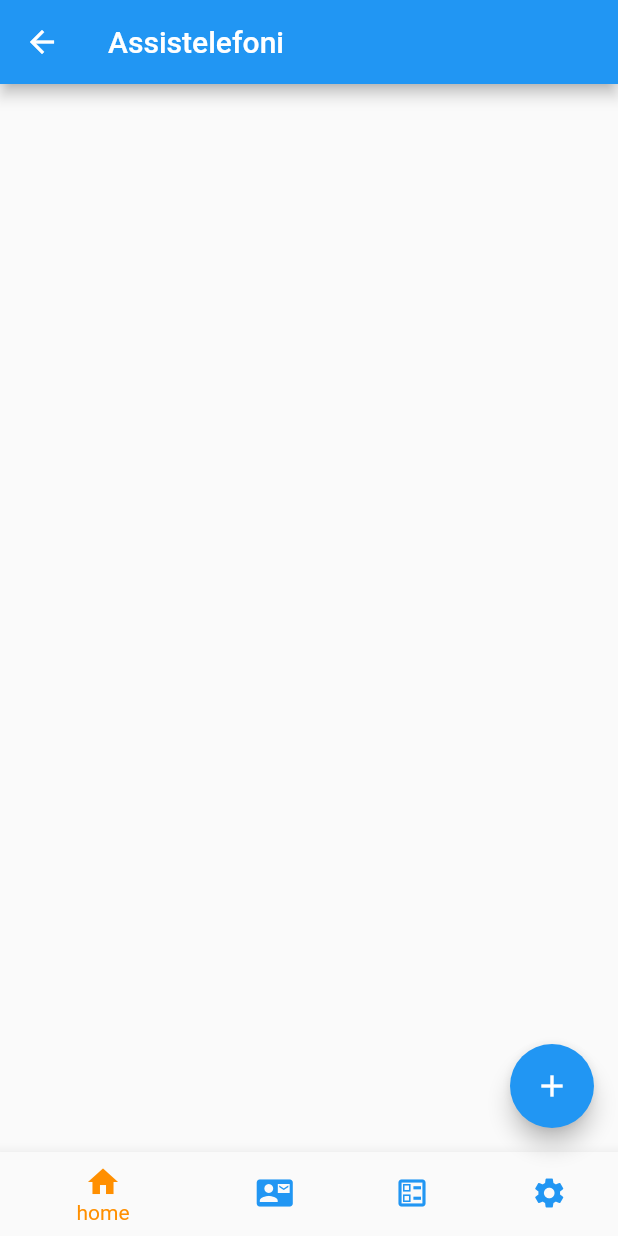
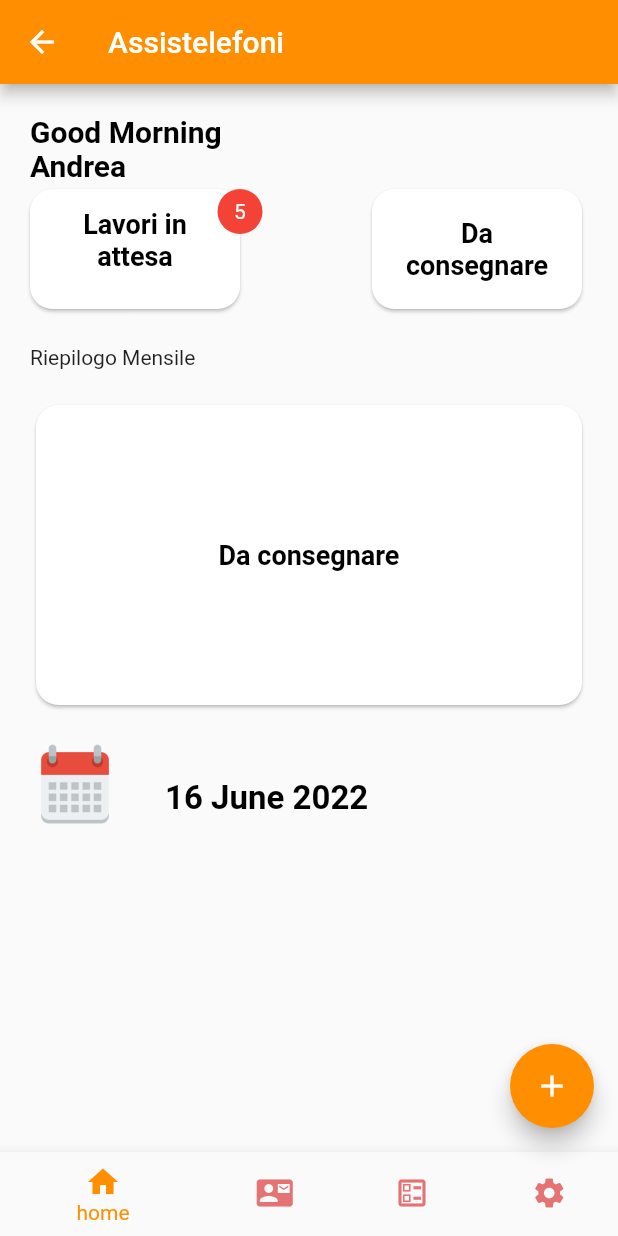
Before and after one commit to 4ndr3w39/assistelefoni, a Flutter app: the MainPage screen opened directly, on a phone screen of 412 x 824 dp. Run offline on Flutter 3.47's test engine with Material 2 defaults, Android fonts, the phone set to English and light mode, and no system bars; missing offline and left inert: dart:ffi.

Commit message:
fix home

```diff
--- /dev/null
+++ b/lib/components/calendarDate.dart
@@ -0,0 +1,39 @@
+import 'package:flutter/material.dart';
+
+class CalendarDate extends StatelessWidget {
+  final String currentDate;
+  CalendarDate(this.currentDate, {Key? key}) : super(key: key);
+
+  @override
+  Widget build(BuildContext context) {
+    return Container(
+      margin: const EdgeInsets.only(top: 20),
+      child: Row(
+        mainAxisAlignment: MainAxisAlignment.start,
+        crossAxisAlignment: CrossAxisAlignment.center,
+        children: <Widget>[
+          Column(
+            children: <Widget>[
+              Align(
+                child: Image.asset(
+                  'assets/images/calendar-icon.png',
+                  width: 60,
+                ),
+              )
+            ],
+          ),
+          Padding(
+            padding: const EdgeInsets.only(left: 30, top: 16),
+            child: Text(
+              currentDate,
+              style: const TextStyle(
+                  color: Colors.black,
+                  fontWeight: FontWeight.bold,
+                  fontSize: 22),
+            ),
+          )
+        ],
+      ),
+    );
+  }
+}
--- a/lib/main.dart
+++ b/lib/main.dart
@@ -62,6 +62,7 @@ class _MainPageState extends State<MainPage> {
     // than having to individually change instances of widgets.
     return Scaffold(
       appBar: AppBar(
+        backgroundColor: Colors.amber[800],
         title: const Text('Assistelefoni'),
         // Here we take the value from the MainPage object that was created by
         // the App.build method, and use it to set our appbar title.
@@ -107,7 +108,7 @@ class _MainPageState extends State<MainPage> {
       bottomNavigationBar: BottomNavigationBar(
         type: BottomNavigationBarType.shifting,
         selectedItemColor: Colors.amber[800],
-        unselectedItemColor: Colors.blue,
+        unselectedItemColor: Colors.red[300],
         currentIndex: _selectedIndex,
         onTap: _onItemTapped,
         items: const <BottomNavigationBarItem>[
@@ -140,6 +141,7 @@ class _MainPageState extends State<MainPage> {
                 );
               },
               child: const Icon(Icons.add),
+              backgroundColor: Colors.amber[800],
             )
           : null,
     );
--- a/lib/routes/home.dart
+++ b/lib/routes/home.dart
@@ -1,5 +1,6 @@
 import 'package:flutter/material.dart';
-import 'package:http/http.dart' as http;
+import 'package:intl/intl.dart';
+import 'package:my_app/components/calendarDate.dart';
 
 class Home extends StatefulWidget {
   const Home({Key? key}) : super(key: key);
@@ -8,18 +9,175 @@ class Home extends StatefulWidget {
   _CharacterListState createState() => _CharacterListState();
 }
 
+String greetingMessage() {
+  var timeNow = DateTime.now().hour;
+
+  if (timeNow <= 11.59) {
+    return 'Good Morning';
+  } else if (timeNow > 12 && timeNow <= 16) {
+    return 'Good Afternoon';
+  } else if (timeNow > 16 && timeNow < 20) {
+    return 'Good Evening';
+  } else {
+    return 'Good Night';
+  }
+}
+
+getCurrentDate() {
+  var dateN = (DateFormat('d MMMM y').format(DateTime.now()));
+  return dateN.toString();
+}
+
 class _CharacterListState extends State<Home> {
+  var hour = DateTime.now().hour;
+  var time = DateTime.now().hour;
   @override
   Widget build(BuildContext context) {
-    return const Scaffold(
-      // appBar: AppBar(
-      //   title: const Text('Home'),
-      // ),
-      body: Center(
-
-          // child: printIfIsLogged(),
+    return Padding(
+      padding: const EdgeInsets.all(20),
+      child: Column(
+        crossAxisAlignment: CrossAxisAlignment.start,
+        mainAxisAlignment: MainAxisAlignment.start,
+        children: <Widget>[
+          Align(
+            alignment: Alignment.topLeft,
+            child: Text(
+              greetingMessage(),
+              style: const TextStyle(
+                  color: Colors.black,
+                  fontWeight: FontWeight.bold,
+                  fontSize: 20),
+            ),
           ),
-      // bottomNavigationBar: const BottomAppBar(),
+          const Text(
+            'Andrea',
+            style: TextStyle(
+                color: Colors.black, fontWeight: FontWeight.bold, fontSize: 20),
+          ),
+          Row(
+            mainAxisAlignment: MainAxisAlignment.spaceBetween,
+            children: <Widget>[
+              Stack(
+                children: <Widget>[
+                  Card(
+                    margin: const EdgeInsets.only(right: 20),
+                    elevation: 1,
+                    shape: RoundedRectangleBorder(
+                      borderRadius: BorderRadius.circular(15.0),
+                    ),
+                    child: const SizedBox(
+                      width: 140,
+                      height: 80,
+                      child: Padding(
+                        padding: EdgeInsets.all(13),
+                        child: Text(
+                          'Lavori in attesa',
+                          textAlign: TextAlign.center,
+                          style: TextStyle(
+                              color: Colors.black,
+                              fontWeight: FontWeight.bold,
+                              fontSize: 18),
+                        ),
+                      ),
+                    ),
+                  ),
+                  Positioned(
+                    right: 5.0,
+                    top: 0,
+                    child: Container(
+                      width: 30.0,
+                      height: 30.0,
+                      alignment: Alignment.center,
+                      decoration: const BoxDecoration(
+                        shape: BoxShape.circle,
+                        color: Colors.red,
+                      ),
+                      child: const Text(
+                        '5',
+                        style: TextStyle(
+                          color: Colors.white,
+                          fontSize: 14,
+                        ),
+                      ),
+                    ),
+                  ),
+                ],
+              ),
+              Card(
+                elevation: 1,
+                shape: RoundedRectangleBorder(
+                  borderRadius: BorderRadius.circular(15.0),
+                ),
+                child: SizedBox(
+                  width: 140,
+                  height: 80,
+                  child: Column(
+                    mainAxisAlignment: MainAxisAlignment.center,
+                    crossAxisAlignment: CrossAxisAlignment.center,
+                    // mainAxisSize: MainAxisSize.min,
+                    children: const <Widget>[
+                      Padding(
+                        padding: EdgeInsets.all(13),
+                        child: Text(
+                          'Da consegnare',
+                          textAlign: TextAlign.center,
+                          style: TextStyle(
+                              color: Colors.black,
+                              fontWeight: FontWeight.bold,
+                              fontSize: 18),
+                        ),
+                      ),
+                    ],
+                  ),
+                ),
+              ),
+            ],
+          ),
+          Row(
+            children: <Widget>[
+              Container(
+                margin: const EdgeInsets.only(top: 20, bottom: 20),
+                child: const Text('Riepilogo Mensile'),
+              )
+            ],
+          ),
+          Row(
+            children: <Widget>[
+              Expanded(
+                child: Card(
+                  elevation: 1,
+                  shape: RoundedRectangleBorder(
+                    borderRadius: BorderRadius.circular(15.0),
+                  ),
+                  child: SizedBox(
+                    width: 150,
+                    height: 200,
+                    child: Column(
+                      mainAxisAlignment: MainAxisAlignment.center,
+                      crossAxisAlignment: CrossAxisAlignment.center,
+                      // mainAxisSize: MainAxisSize.min,
+                      children: const <Widget>[
+                        Padding(
+                          padding: EdgeInsets.all(13),
+                          child: Text(
+                            'Da consegnare',
+                            textAlign: TextAlign.center,
+                            style: TextStyle(
+                                color: Colors.black,
+                                fontWeight: FontWeight.bold,
+                                fontSize: 18),
+                          ),
+                        ),
+                      ],
+                    ),
+                  ),
+                ),
+              )
+            ],
+          ),
+          CalendarDate(getCurrentDate())
+        ],
+      ),
     );
   }
 }
--- a/pubspec.yaml
+++ b/pubspec.yaml
@@ -28,6 +28,7 @@ environment:
 # versions available, run `flutter pub outdated`.
 dependencies:
   http: ^0.13.4
+  intl: ^0.17.0
   flutter:
     sdk: flutter
 
```
Also changed, not shown: lib/pages/registerPage.dart (+6 -5 lines), assets/images/calendar-icon.png (added), pubspec.lock.
